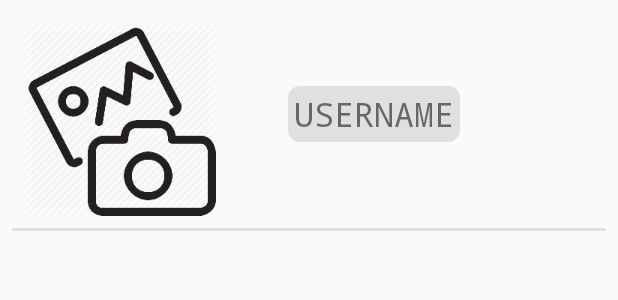
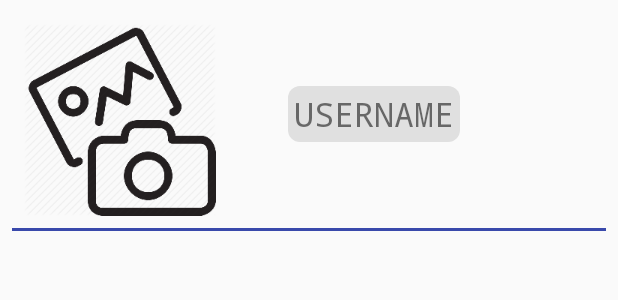
Before and after one commit to CMPUT301F17T11/CupOfJava, an Android app: the layout profile_fragment.xml on its own in the app's theme, with its tools: preview values and no code run, on a phone screen of 412 x 824 dp. Shown: the top 300 px of the screen. Run offline under Robolectric (Android 15) with nearby library versions, the phone set to English and light mode, and no system bars.

Commit message:
Profile XML

```diff
--- a/app/src/main/res/layout/profile_fragment.xml
+++ b/app/src/main/res/layout/profile_fragment.xml
@@ -37,5 +37,5 @@
         android:layout_height="2dp"
         android:layout_marginLeft="8dp"
         android:layout_marginRight="8dp"
-        android:background="@drawable/check_box_dimens"/>
+        android:background="#3949AB"/>
 </LinearLayout>
```
Also changed, not shown: app/src/main/res/layout/activity_all_habit_view.xml (+0 -16 lines).
